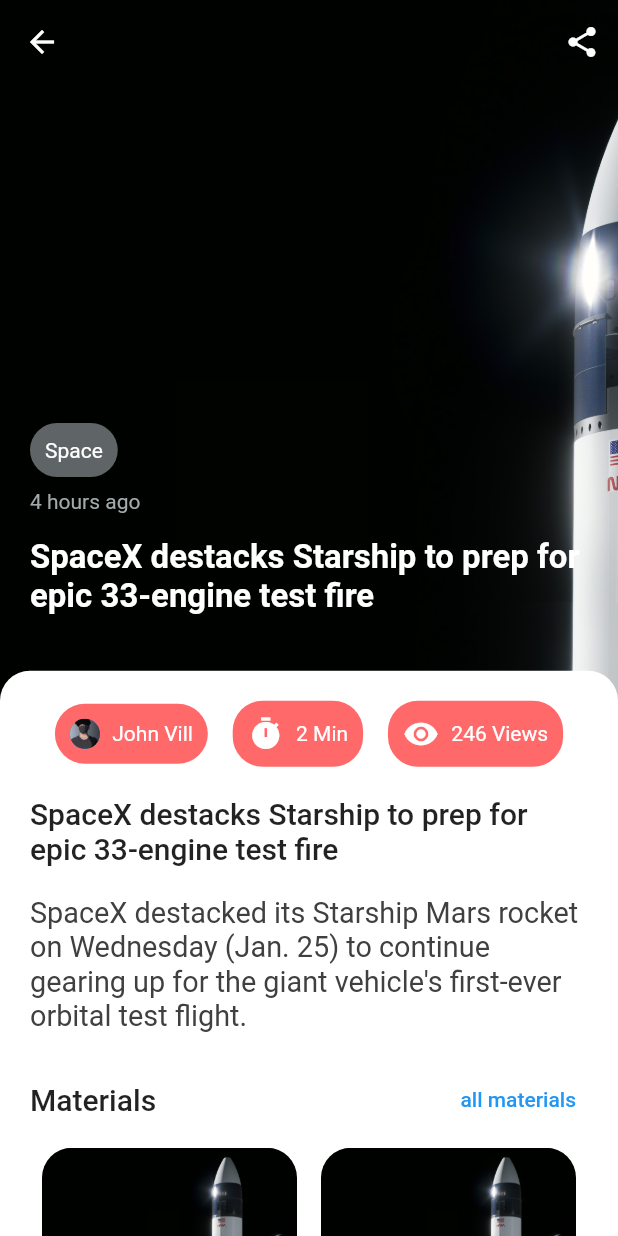
After one commit to shikhaji/XPOSE-NEWS, a Flutter app: the SinglePost screen opened directly, on a phone screen of 412 x 824 dp. The commit adds this screen. Run offline on Flutter 3.47's test engine with Material 2 defaults, Android fonts, the phone set to English and light mode, and no system bars; our stand-ins replace bot_toast, carousel_slider, connectivity_plus, dio, fluttertoast, get and 3 more; missing offline and left inert: bottom_bar; accounts and stored records are empty; Roboto replaces fonts that are missing (Poppins).

Commit message:
Merged app

```diff
--- a/lib/views/dashboard/bottonNavBar/bottom_nav_bar.dart
+++ b/lib/views/dashboard/bottonNavBar/bottom_nav_bar.dart
@@ -4,6 +4,7 @@
 import 'package:xposenews/views/dashboard/bottonNavBar/trending.dart';
 import 'package:xposenews/views/dashboard/dashbord_screen.dart';
 import 'package:xposenews/views/dashboard/settings.dart';
+import 'package:xposenews/views/singlePost_screen.dart';
 
 class BottomNavBar extends StatefulWidget {
   final index;
@@ -30,7 +31,7 @@
     DashbordScreen(),
     Trending(),
     Settings(),
-    DashbordScreen(),
+    SinglePost(),
     Settings()
   ];
 
--- a/lib/views/dashboard/dashbord_screen.dart
+++ b/lib/views/dashboard/dashbord_screen.dart
@@ -41,10 +41,10 @@
                           prefixIcon: const Icon(CupertinoIcons.search),
                           prefixIconColor: ColorUtils.blackColor,
                           suffixIcon: Padding(
-                            padding: const EdgeInsets.only(right: 8.0),
+                            padding: const EdgeInsets.only(right: 1.0),
                             child: SizedBox(
-                                height: 40, //height of button
-                                width: 25.w, //width of button
+                                height: 7.h, //height of button
+                                width: 30.w, //width of button
                                 child: ElevatedButton(
                                   style: ElevatedButton.styleFrom(
                                     primary: ColorUtils
@@ -53,7 +53,7 @@
                                     shape: RoundedRectangleBorder(
                                         //to set border radius to button
                                         borderRadius:
-                                            BorderRadius.circular(20)),
+                                            BorderRadius.circular(30)),
                                   ),
                                   onPressed: () async {},
                                   child: Text(
@@ -75,7 +75,7 @@
                     )
                   ],
                 ),
-                SizedBox(height: 1.h),
+                SizedBox(height: 0.5.h),
                 SingleChildScrollView(
                   scrollDirection: Axis.horizontal,
                   physics: const ClampingScrollPhysics(),
@@ -106,31 +106,7 @@
                     ],
                   ),
                 ),
-                // Row(
-                //   children: [
-                //     SizedBox(
-                //       height: 200,
-                //       width: double.infinity,
-                //       child: Carousel(
-                //         // images:[
-                //         //   for(var i=0; i<images!.length ; i++)...[
-                //         //     Image.network('https://celebrationstation.in/uploads/'+images![i]['IMAGE_URL'])
-                //         //   ]
-                //         // ],
-                //         //images.map((e) => Image.network('https://celebrationstation.in/uploads/'+images[e]['IMAGE_URL'])).toList(),
-                //         showIndicator: true,
-                //         autoplay: true,
-                //         autoplayDuration: Duration(seconds: 2),
-                //         borderRadius: false,
-                //         moveIndicatorFromBottom: 180.0,
-                //         overlayShadow: true,
-                //         overlayShadowColors: Colors.black,
-                //         overlayShadowSize: 0.4,
-                //         indicatorBgPadding: 5,
-                //       ),
-                //     ),
-                //   ],
-                // ),
+
               ],
             ),
           ),
--- /dev/null
+++ b/lib/views/singlePost_screen.dart
@@ -0,0 +1,226 @@
+import 'package:flutter/material.dart';
+import 'package:sizer/sizer.dart';
+import 'package:xposenews/Utils/colors_utils.dart';
+import 'package:xposenews/Utils/fontFamily_utils.dart';
+import 'package:xposenews/widgets/custom_widgets/custom_tag.dart';
+
+class SinglePost extends StatefulWidget {
+  const SinglePost({Key? key}) : super(key: key);
+
+  @override
+  State<SinglePost> createState() => _SinglePostState();
+}
+
+class _SinglePostState extends State<SinglePost> {
+  @override
+  Widget build(BuildContext context) {
+    return Container(
+      width: double.infinity,
+      height: double.infinity,
+      decoration: BoxDecoration(
+          image: DecorationImage(
+              image: AssetImage("assets/images/space.jpg"), fit: BoxFit.cover)),
+      child: Scaffold(
+        backgroundColor: Colors.transparent,
+        appBar: AppBar(
+          iconTheme: const IconThemeData(color: Colors.white),
+          backgroundColor: Colors.transparent,
+          elevation: 0,
+          leading: BackButton(),
+          actions: <Widget>[
+            IconButton(
+              icon: Icon(
+                Icons.share,
+                color: Colors.white,
+              ),
+              onPressed: () {},
+            )
+          ],
+        ),
+        extendBodyBehindAppBar: true,
+        body: _NewsBody(),
+      ),
+    );
+  }
+}
+
+class _NewsBody extends StatelessWidget {
+  const _NewsBody({
+    Key? key,
+  }) : super(key: key);
+
+  @override
+  Widget build(BuildContext context) {
+    return ListView(
+      children: [
+        _NewsHeadLine(),
+        SizedBox(height: 2.h),
+        Container(
+          padding: const EdgeInsets.all(20.0),
+          decoration: BoxDecoration(
+            borderRadius: BorderRadius.only(
+                topLeft: Radius.circular(20),
+                topRight: Radius.circular(20)),
+            color: ColorUtils.whiteColor,
+          ),
+          child: Column(
+            children: [
+              Row(
+                mainAxisAlignment: MainAxisAlignment.spaceEvenly,
+                children: [
+                  CustomTag(
+                    backgroudColor: ColorUtils.redColor.withAlpha(150),
+                    childern: [
+                      const CircleAvatar(
+                        radius: 10,
+                        backgroundImage:
+                            AssetImage("assets/images/pic.jpg"),
+                      ),
+                      SizedBox(
+                        width: 2.w,
+                      ),
+                      Text(
+                        'John Vill',
+                        style: Theme.of(context)
+                            .textTheme
+                            .bodyMedium!
+                            .copyWith(color: ColorUtils.whiteColor),
+                      ),
+                    ],
+                  ),
+                  CustomTag(
+                    backgroudColor: ColorUtils.redColor.withAlpha(150),
+                    childern: [
+                      Icon(
+                        Icons.timer,
+                        color: ColorUtils.whiteColor,
+                      ),
+                      SizedBox(
+                        width: 2.w,
+                      ),
+                      Text(
+                        '2 Min',
+                        style: Theme.of(context)
+                            .textTheme
+                            .bodyMedium!
+                            .copyWith(color: ColorUtils.whiteColor),
+                      ),
+                    ],
+                  ),
+                  CustomTag(
+                    backgroudColor: ColorUtils.redColor.withAlpha(150),
+                    childern: [
+                      Icon(
+                        Icons.remove_red_eye,
+                        color: ColorUtils.whiteColor,
+                      ),
+                      SizedBox(
+                        width: 2.w,
+                      ),
+                      Text(
+                        '246 Views',
+                        style: Theme.of(context)
+                            .textTheme
+                            .bodyMedium!
+                            .copyWith(color: ColorUtils.whiteColor),
+                      ),
+                    ],
+                  ),
+                ],
+              ),
+              SizedBox(
+                height: 20,
+              ),
+              Text(
+                  'SpaceX destacks Starship to prep for epic 33-engine test fire',
+                  style: Theme.of(context).textTheme.headline6),
+              SizedBox(
+                height: 20,
+              ),
+              Text(
+                  "SpaceX destacked its Starship Mars rocket on Wednesday (Jan. 25) to continue gearing up for the giant vehicle's first-ever orbital test flight.",
+                  style: FontTextStyle.poppinsS14W4BlackColor),
+              SizedBox(
+                height: 20,
+              ),
+              Row(
+                mainAxisAlignment: MainAxisAlignment.spaceBetween,
+                children: [
+                  Text('Materials',
+                      style: Theme.of(context).textTheme.headline6),
+                  TextButton(onPressed: () {}, child: Text('all materials'))
+                ],
+              ),
+              GridView.builder(
+                  shrinkWrap: true,
+                  itemCount: 4,
+                  gridDelegate:
+                      const SliverGridDelegateWithFixedCrossAxisCount(
+                          crossAxisCount: 2, childAspectRatio: 1.25),
+                  itemBuilder: (context, index) {
+                    return Padding(
+                      padding: const EdgeInsets.all(8.0),
+                      child: Container(
+                        width: double.infinity,
+                        height: double.infinity,
+                        decoration: BoxDecoration(
+                          borderRadius: BorderRadius.circular(20),
+                            image: DecorationImage(
+                                image: AssetImage("assets/images/space.jpg"), fit: BoxFit.cover)),
+                      ),
+                    );
+                  }),
+            ],
+          ),
+        ),
+      ],
+    );
+  }
+}
+
+class _NewsHeadLine extends StatelessWidget {
+  const _NewsHeadLine({
+    Key? key,
+  }) : super(key: key);
+
+  @override
+  Widget build(BuildContext context) {
+    return Padding(
+      padding: const EdgeInsets.all(20.0),
+      child: Column(
+        mainAxisAlignment: MainAxisAlignment.end,
+        crossAxisAlignment: CrossAxisAlignment.start,
+        children: [
+          SizedBox(
+            height: MediaQuery.of(context).size.height * 0.25,
+          ),
+          CustomTag(
+            backgroudColor: ColorUtils.grey.withAlpha(150),
+            childern: [
+              Text(
+                'Space',
+                style: Theme.of(context)
+                    .textTheme
+                    .bodyMedium!
+                    .copyWith(color: ColorUtils.whiteColor),
+              ),
+            ],
+          ),
+          SizedBox(
+            height: 1.h,
+          ),
+          Text(
+            '4 hours ago',
+            style: Theme.of(context)
+                .textTheme
+                .bodyMedium!
+                .copyWith(color: ColorUtils.grey),
+          ),
+          SizedBox(height: 2.h),
+          Text('SpaceX destacks Starship to prep for epic 33-engine test fire',
+              style: FontTextStyle.poppinsS16W7WhiteColor),
+        ],
+      ),
+    );
+  }
+}
--- /dev/null
+++ b/lib/widgets/custom_widgets/custom_tag.dart
@@ -0,0 +1,22 @@
+import 'package:flutter/material.dart';
+
+class CustomTag extends StatelessWidget {
+  const CustomTag({Key? key, required this.backgroudColor, required this.childern}) : super(key: key);
+
+  final Color backgroudColor;
+  final List<Widget> childern;
+  @override
+  Widget build(BuildContext context) {
+    return Container(
+      padding: const EdgeInsets.all(10.0),
+      decoration: BoxDecoration(
+        color: backgroudColor,
+        borderRadius: BorderRadius.circular(20.0),
+      ),
+      child: Row(
+        mainAxisSize: MainAxisSize.min,
+        children: childern,
+      ),
+    );
+  }
+}
--- a/pubspec.yaml
+++ b/pubspec.yaml
@@ -36,7 +36,6 @@
   # The following adds the Cupertino Icons font to your application.
   # Use with the CupertinoIcons class for iOS style icons.
   cupertino_icons: ^1.0.2
-  flutter_snake_navigationbar: ^0.6.1
   bottom_bar: ^2.0.3
   flutter_lints: ^2.0.0
   sizer: ^2.0.15
```
Also changed, not shown: assets/images/Tiger.jpg (added), assets/images/pic.jpg (added), assets/images/profileImg.jpg (added), assets/images/space.jpg (added), pubspec.lock.
